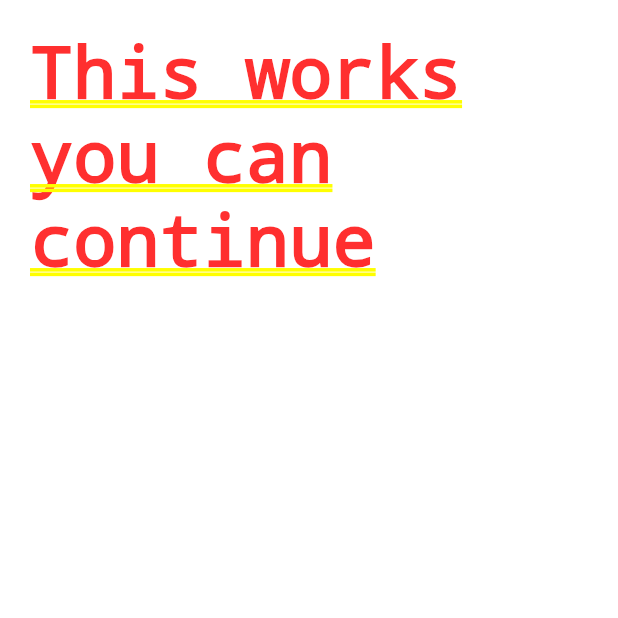
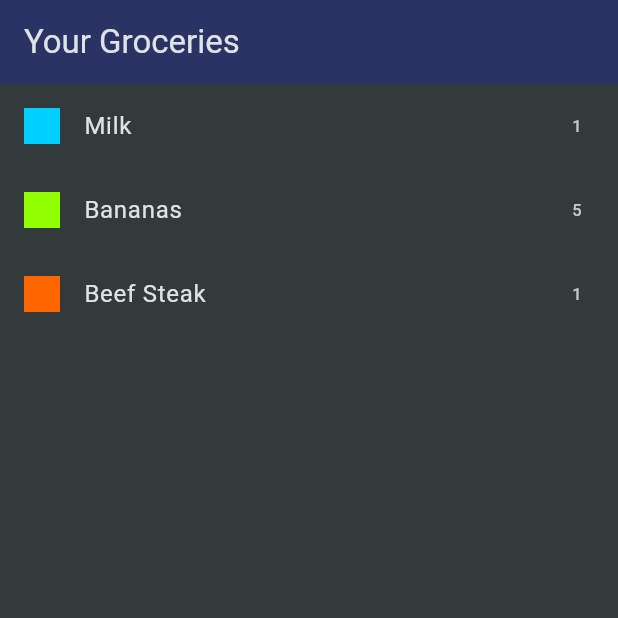
Before and after one commit to flutter-development-rboriba/shop_list_app, a Flutter app: the screen it shows after launch, on a phone screen of 412 x 824 dp, the top half of it. Run offline on Flutter 3.47's test engine with Material 3 defaults, Android fonts, the phone set to English and light mode, and no system bars.

Commit message:
Add the grocery list widget

```diff
--- a/lib/main.dart
+++ b/lib/main.dart
@@ -12,12 +12,16 @@ class MyApp extends StatelessWidget {
   @override
   Widget build(BuildContext context) {
     return MaterialApp(
-      title: 'Flutter Demo',
-      theme: ThemeData(
-        colorScheme: ColorScheme.fromSeed(seedColor: Colors.deepPurple),
-        useMaterial3: true,
+      title: 'Flutter Groceries',
+      theme: ThemeData.dark().copyWith(
+        colorScheme: ColorScheme.fromSeed(
+          seedColor: const Color.fromARGB(255, 147, 229, 250),
+          brightness: Brightness.dark,
+          surface: const Color.fromARGB(255, 42, 51, 100),
+        ),
+        scaffoldBackgroundColor: const Color.fromARGB(255, 50, 58, 60),
       ),
-      home: GroceryList(),
+      home: const GroceryList(),
     );
   }
 }
--- a/lib/widgets/grocery_list.dart
+++ b/lib/widgets/grocery_list.dart
@@ -1,13 +1,29 @@
 import 'package:flutter/material.dart';
+import 'package:shopping_list/data/dummy_items.dart';
 
 class GroceryList extends StatelessWidget {
   const GroceryList({super.key});
 
   @override
   Widget build(BuildContext context) {
-    return Container(
-      padding: const EdgeInsets.all(20),
-      child: const Text('This works you can continue'),
+    return Scaffold(
+      appBar: AppBar(
+        title: const Text('Your Groceries'),
+      ),
+      body: ListView.builder(
+        itemCount: groceryItems.length,
+        itemBuilder: (context, index) => ListTile(
+          title: Text(groceryItems[index].name),
+          leading: Container(
+            width: 24,
+            height: 24,
+            color: groceryItems[index].category.color,
+          ),
+          trailing: Text(
+            groceryItems[index].quantity.toString(),
+          ),
+        ),
+      ),
     );
   }
 }
```
